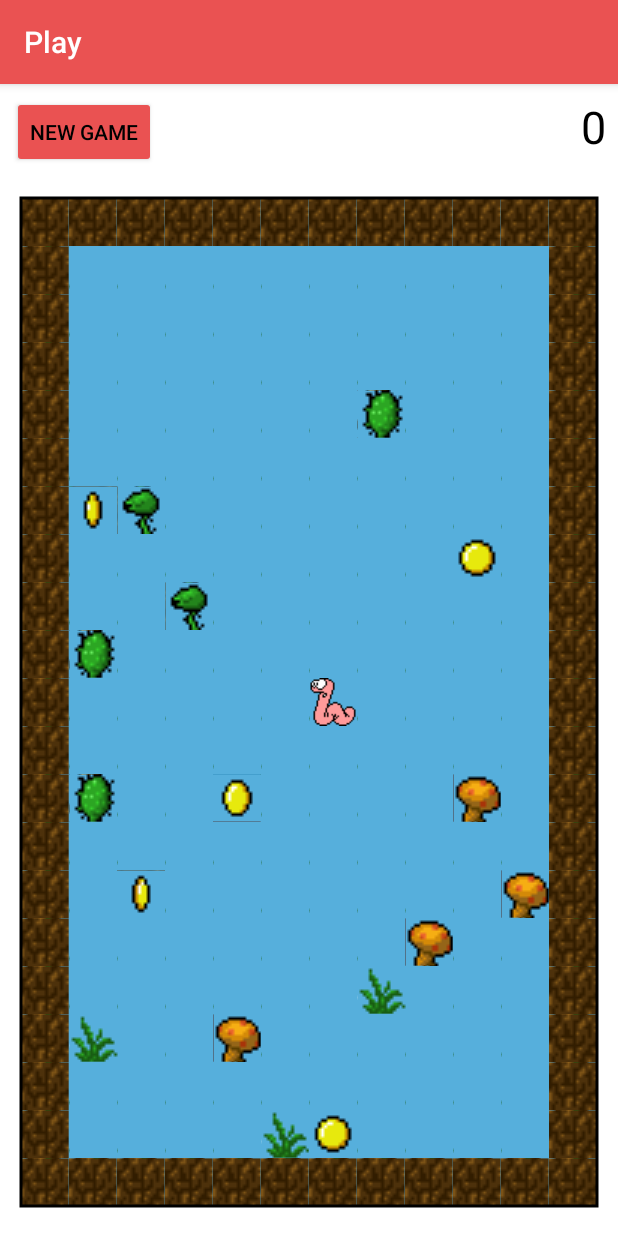
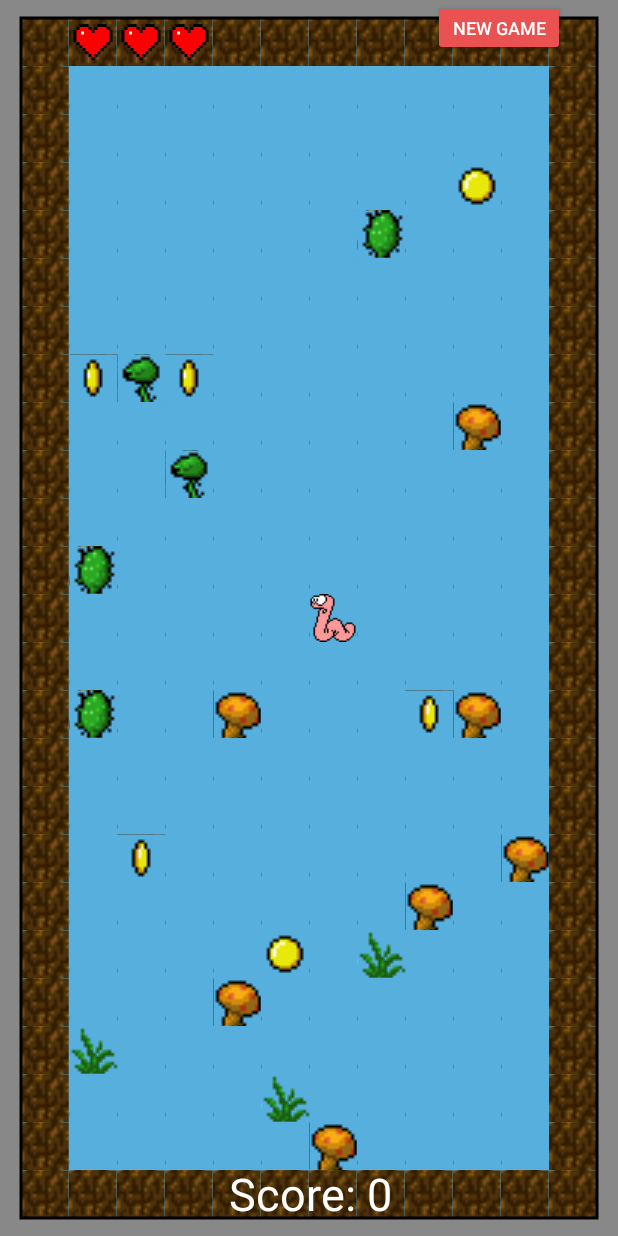
Before and after one commit to razz97/WormyAndroid, an Android app: the PlayActivity screen opened directly, with no data from a screen before it, after a tap on "NEW GAME", on a phone screen of 412 x 824 dp. Run offline under Robolectric (Android 15) with nearby library versions, the phone set to English and light mode, and no system bars; pictures from the network do not load.

Commit message:
lives, score, fullscreen

```diff
--- a/app/src/main/AndroidManifest.xml
+++ b/app/src/main/AndroidManifest.xml
@@ -32,7 +32,6 @@
             android:theme="@style/SplashTheme">
             <intent-filter>
                 <action android:name="android.intent.action.MAIN" />
-
                 <category android:name="android.intent.category.LAUNCHER" />
             </intent-filter>
         </activity>
@@ -49,6 +48,7 @@
             android:label="@string/btnSetting" />
         <activity
             android:name="com.stucom.abou.game.activities.PlayActivity"
+            android:theme="@style/AppTheme.NoActionBar"
             android:label="@string/btnPlay"
             android:screenOrientation="portrait" />
         <activity
--- a/app/src/main/java/com/stucom/abou/game/activities/PlayActivity.java
+++ b/app/src/main/java/com/stucom/abou/game/activities/PlayActivity.java
@@ -1,6 +1,7 @@
 package com.stucom.abou.game.activities;
 
 import android.app.ProgressDialog;
+import android.content.DialogInterface;
 import android.content.Intent;
 import android.hardware.Sensor;
 import android.hardware.SensorEvent;
@@ -9,12 +10,17 @@ import android.hardware.SensorManager;
 import android.media.MediaPlayer;
 import android.media.SoundPool;
 import android.support.annotation.Nullable;
+import android.support.constraint.ConstraintLayout;
+import android.support.constraint.ConstraintSet;
 import android.support.design.widget.Snackbar;
 import android.os.Bundle;
+import android.support.v7.app.AlertDialog;
 import android.support.v7.app.AppCompatActivity;
 import android.util.Log;
 import android.view.KeyEvent;
 import android.view.View;
+import android.view.Window;
+import android.view.WindowManager;
 import android.widget.Button;
 import android.widget.ProgressBar;
 import android.widget.TextView;
@@ -30,24 +36,22 @@ import alex_bou.stucom.com.alex.R;
 public class PlayActivity extends AppCompatActivity implements WormyView.WormyListener, SensorEventListener {
 
     private WormyView wormyView;
-    private TextView tvScore;
     private SensorManager sensorManager;
+    Button btnNewGame;
+    private int score = 0;
 
     @Override
     protected void onCreate(Bundle savedInstanceState) {
         super.onCreate(savedInstanceState);
+
         setContentView(R.layout.activity_play);
         wormyView = findViewById(R.id.wormyView);
-        Button btnNewGame = findViewById(R.id.btnNewGame);
-        tvScore = findViewById(R.id.tvScore);
+        btnNewGame = findViewById(R.id.btnNewGame);
+        ConstraintLayout.LayoutParams newLayoutParams = (ConstraintLayout.LayoutParams) btnNewGame.getLayoutParams();
+        newLayoutParams.topMargin = wormyView.getTopMargin();
+        btnNewGame.setLayoutParams(newLayoutParams);
         btnNewGame.setOnClickListener(new View.OnClickListener() {
-            @Override
-            public void onClick(View v) {
-                Media.getInstance().startGame();
-                tvScore.setText("0");
-                wormyView.newGame();
-            }
-        });
+            @Override public void onClick(View v) {newGame();}});
         wormyView.setWormyListener(this);
         sensorManager = (SensorManager) getSystemService(SENSOR_SERVICE);
     }
@@ -72,26 +76,26 @@ public class PlayActivity extends AppCompatActivity implements WormyView.WormyLi
     }
 
     @Override
-    public boolean dispatchKeyEvent(KeyEvent event) {
-        switch(event.getKeyCode()) {
-            case KeyEvent.KEYCODE_A: wormyView.update(0, +10); break;
-            case KeyEvent.KEYCODE_Q: wormyView.update(0, -10); break;
-            case KeyEvent.KEYCODE_O: wormyView.update(-10, 0); break;
-            case KeyEvent.KEYCODE_P: wormyView.update(+10, 0); break;
-        }
-        return super.dispatchKeyEvent(event);
+    public void scoreUpdated(View view, int score) {
+        Media.getInstance().coin();
+        this.score = score;
     }
 
     @Override
-    public void scoreUpdated(View view, int score) {
-        Media.getInstance().coin();
-        tvScore.setText(String.valueOf(score));
+    public void lifeLost(View view) {
+        Media.getInstance().life();
     }
 
     @Override
     public void gameLost(View view) {
         Media.getInstance().gameOver();
         submitScore();
+        showdialogPlayAgain();
+    }
+
+    private void newGame() {
+        Media.getInstance().startGame();
+        wormyView.newGame();
     }
 
     private void submitScore() {
@@ -99,7 +103,7 @@ public class PlayActivity extends AppCompatActivity implements WormyView.WormyLi
         progress.setContentView(new ProgressBar(this));
         progress.setCancelable(false);
         progress.show();
-        long score = Long.parseLong(tvScore.getText().toString());
+        long score = this.score;
         int level = 0;
         AccessApi.getInstance().submitScore(new AccessApi.ApiListener<Boolean>() {
             @Override
@@ -138,4 +142,19 @@ public class PlayActivity extends AppCompatActivity implements WormyView.WormyLi
     @Override
     public void onAccuracyChanged(Sensor sensor, int accuracy) {}
 
+    private void showdialogPlayAgain() {
+        AlertDialog.Builder builder = new AlertDialog.Builder(this);
+        builder.setTitle("Do you want to play again? ");
+        builder.setPositiveButton("Yes", new DialogInterface.OnClickListener() {
+            @Override
+            public void onClick(DialogInterface dialog, int which) {
+                newGame();
+            }
+        });
+        builder.setNegativeButton("Maybe later", new DialogInterface.OnClickListener() {
+            @Override
+            public void onClick(DialogInterface dialog, int which) { dialog.dismiss(); startActivity(new Intent(PlayActivity.this,MainActivity.class)); }
+        });
+        builder.create().show();
+    }
 }
--- a/app/src/main/java/com/stucom/abou/game/utils/Media.java
+++ b/app/src/main/java/com/stucom/abou/game/utils/Media.java
@@ -14,7 +14,7 @@ public class Media {
     private SoundPool soundPool;
     private int coin;
     private int over;
-    private int game;
+    private int life;
 
     public static Media getInstance() {
         return ourInstance;
@@ -22,11 +22,13 @@ public class Media {
 
     private Media() {
         playerMenu = MediaPlayer.create(App.getAppContext(), R.raw.menu);
+        playerMenu.setLooping(true);
         playerGame = MediaPlayer.create(App.getAppContext(), R.raw.game);
+        playerGame.setLooping(true);
         soundPool = new SoundPool.Builder().build();
         coin = soundPool.load(App.getAppContext(), R.raw.coin,1);
         over = soundPool.load(App.getAppContext(), R.raw.over,1);
-        game = soundPool.load(App.getAppContext(), R.raw.game,1);
+        life = soundPool.load(App.getAppContext(), R.raw.over, 1);
     }
 
     public void startMenu() {
@@ -41,6 +43,7 @@ public class Media {
 
     public void startGame() {
         playerMenu.pause();
+        playerGame.seekTo(0);
         playerGame.start();
     }
 
@@ -55,9 +58,14 @@ public class Media {
     }
 
     public void stopAll() {
-        playerMenu.pause();
-        playerGame.pause();
+        if (playerGame.isPlaying())
+            playerGame.pause();
+        if (playerMenu.isPlaying())
+            playerMenu.pause();
     }
 
 
+    public void life() {
+        soundPool.play(over,1,1,1,0,1);
+    }
 }
--- a/app/src/main/java/com/stucom/abou/game/views/WormyView.java
+++ b/app/src/main/java/com/stucom/abou/game/views/WormyView.java
@@ -5,6 +5,7 @@ import android.graphics.Bitmap;
 import android.graphics.BitmapFactory;
 import android.graphics.Canvas;
 import android.graphics.Color;
+import android.graphics.Matrix;
 import android.graphics.Paint;
 import android.graphics.Rect;
 import android.util.AttributeSet;
@@ -20,7 +21,9 @@ public class WormyView extends View {
     private boolean playing = false;
     private char map[];
     private Paint paint;
-    private Bitmap tiles, wormLeft, wormRight, worm;
+    private Paint paintText;
+    private Bitmap tiles, wormLeft, wormRight, worm, heart;
+    private int lives = 3;
 
     public boolean isPlaying() {
         return playing;
@@ -34,10 +37,18 @@ public class WormyView extends View {
         paint.setStyle(Paint.Style.STROKE);
         paint.setColor(Color.BLACK);
         paint.setStrokeWidth(3.0f);
+        paintText = new Paint();
+        paintText.setColor(Color.WHITE);
+        paintText.setTextSize(45);
         tiles = BitmapFactory.decodeResource(getResources(), R.drawable.tiles);
         wormLeft = BitmapFactory.decodeResource(getResources(), R.drawable.worm_left);
         wormRight = BitmapFactory.decodeResource(getResources(), R.drawable.worm_right);
+        heart = BitmapFactory.decodeResource(getResources(), R.drawable.heart);
         worm = wormLeft;
+    }
+
+    public int getTopMargin() {
+        return top;
     }
 
     @Override public void onMeasure(int specW, int specH) {
@@ -63,6 +74,7 @@ public class WormyView extends View {
         slowdown = SLOW_DOWN;
         score = 0;
         playing = true;
+        lives = 3;
         resetMap(true);
     }
 
@@ -143,8 +155,29 @@ public class WormyView extends View {
         canvas.drawBitmap(worm, src, dst, paint);
     }
 
+    private void drawLives(Canvas canvas) {
+        for (int i = 1; i <= lives; i++) {
+            Matrix matrix = new Matrix();
+            matrix.postScale(((float) TILE_SIZE)/heart.getWidth(),((float) TILE_SIZE)/heart.getHeight());
+            matrix.postTranslate(left + TILE_SIZE * i,top);
+            canvas.drawBitmap(heart ,matrix,paint);
+        }
+    }
+
+    private void drawScore(Canvas canvas) {
+        String text = "Score: " + score;
+
+        Rect bounds = new Rect();
+        paintText.getTextBounds(text, 0, text.length(), bounds);
+
+        int x = left + TILE_SIZE * nCols / 2 - bounds.width() /2;
+        int y = top + TILE_SIZE * nRows - ((TILE_SIZE - bounds.height()) /2);
+
+        canvas.drawText(text, x, y, paintText);
+    }
+
     @Override public void onDraw(Canvas canvas) {
-        canvas.drawColor(Color.WHITE);
+        canvas.drawColor(Color.GRAY);
         if (map == null) return;
         int idx = 0, x, y = top;
         for (int i = 0; i < nRows; i++) {
@@ -171,6 +204,8 @@ public class WormyView extends View {
             y += TILE_SIZE;
         }
         drawWorm(canvas, left + wormX * TILE_SIZE, top + wormY * TILE_SIZE);
+        drawScore(canvas);
+        drawLives(canvas);
         canvas.drawRect(left, top, right, bottom, paint);
     }
 
@@ -202,8 +237,14 @@ public class WormyView extends View {
                 }
                 else if ((map[idx] >= 'P') && (map[idx] <= 'S')) {
                     // Plant touched!
-                    playing = false;
-                    if (listener != null) listener.gameLost(this);
+                    lives--;
+                    if (lives <= 0) {
+                        playing = false;
+                        if (listener != null) listener.gameLost(this);
+                    } else {
+                        map[idx] = ' ';
+                        if (listener != null) listener.lifeLost(this);
+                    }
                 }
             }
         }
@@ -212,6 +253,7 @@ public class WormyView extends View {
 
     public interface WormyListener {
         void scoreUpdated(View view, int score);
+        void lifeLost(View view);
         void gameLost(View view);
     }
 
--- a/app/src/main/res/layout/activity_play.xml
+++ b/app/src/main/res/layout/activity_play.xml
@@ -4,26 +4,19 @@
     xmlns:tools="http://schemas.android.com/tools"
     android:layout_width="match_parent"
     android:layout_height="match_parent"
-    tools:context="com.stucom.abou.game.activities.PlayActivity">
+    tools:context="com.stucom.abou.game.activities.PlayActivity" android:background="@android:color/background_dark"
+    android:id="@+id/layout">
 
     <Button
         android:id="@+id/btnNewGame"
         android:layout_width="wrap_content"
-        android:layout_height="wrap_content"
-        android:layout_marginStart="8dp"
-        android:layout_marginTop="8dp"
+        android:layout_height="37dp"
+        android:layout_marginEnd="35dp"
+        android:height="5dp"
+        android:elegantTextHeight="false"
         android:text="@string/new_game"
-        app:layout_constraintStart_toStartOf="parent"
-        app:layout_constraintTop_toTopOf="parent" />
-
-    <TextView
-        android:id="@+id/tvScore"
-        android:layout_width="wrap_content"
-        android:layout_height="wrap_content"
-        android:layout_marginTop="8dp"
-        android:layout_marginEnd="8dp"
-        android:textColor="@android:color/black"
-        android:textSize="30sp"
+        android:textColor="@color/white"
+        android:textSize="12sp"
         app:layout_constraintEnd_toEndOf="parent"
         app:layout_constraintTop_toTopOf="parent" />
 
@@ -31,13 +24,11 @@
         android:id="@+id/wormyView"
         android:layout_width="0dp"
         android:layout_height="0dp"
-        android:layout_marginStart="8dp"
-        android:layout_marginTop="8dp"
-        android:layout_marginEnd="8dp"
-        android:layout_marginBottom="8dp"
         app:layout_constraintBottom_toBottomOf="parent"
         app:layout_constraintEnd_toEndOf="parent"
+        app:layout_constraintHorizontal_bias="0.0"
         app:layout_constraintStart_toStartOf="parent"
-        app:layout_constraintTop_toBottomOf="@+id/btnNewGame" />
+        app:layout_constraintTop_toTopOf="parent"
+        app:layout_constraintVertical_bias="0.0" />
 
 </android.support.constraint.ConstraintLayout>
--- a/app/src/main/res/values/styles.xml
+++ b/app/src/main/res/values/styles.xml
@@ -17,7 +17,7 @@
         <item name="android:textColorPrimary">@color/text_color_primary</item>
     </style>
 
-    <style name="AppTheme.NoActionBar">
+    <style name="AppTheme.NoActionBar" parent="AppTheme">
         <item name="windowActionBar">false</item>
         <item name="windowNoTitle">true</item>
     </style>
```
Also changed, not shown: app/src/main/res/drawable-nodpi/heart.png (added).
